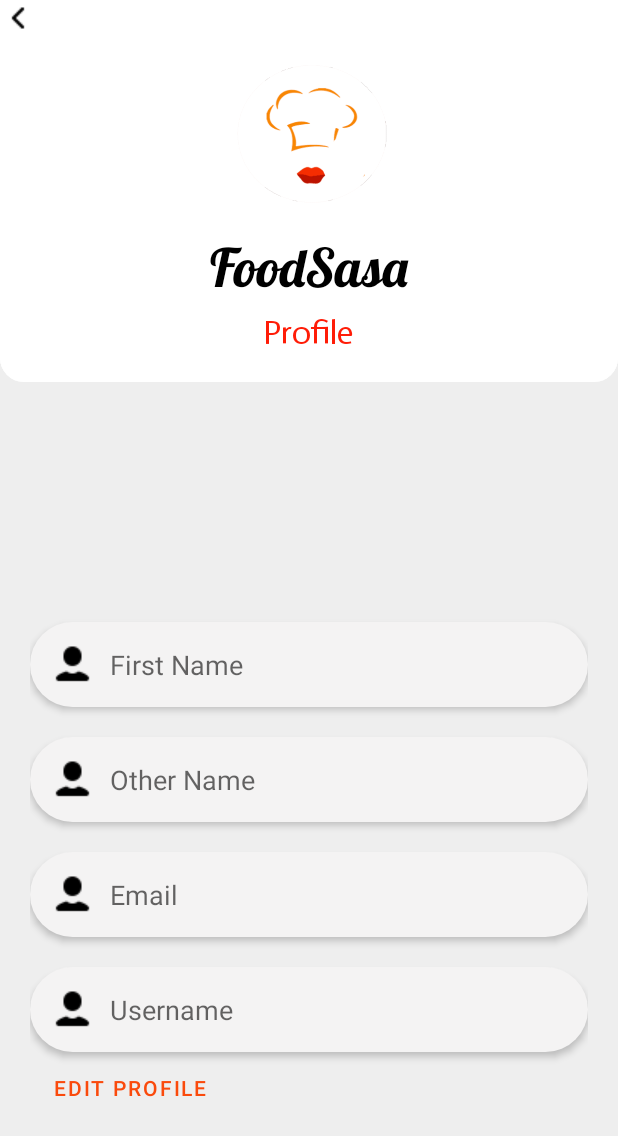
After one commit to kitili/BOOK_A_MEAL, an Android app: the ProfileActivity screen opened directly, with no data from a screen before it, on a phone screen of 412 x 824 dp. The commit adds this screen. Shown: the top 1136 px of the screen. Run offline under Robolectric (Android 15) with nearby library versions, the light colour scheme and no system bars; our stand-ins replace Picasso; pictures from the network do not load.

Commit message:
Added profile view for normal user

```diff
--- a/app/src/main/AndroidManifest.xml
+++ b/app/src/main/AndroidManifest.xml
@@ -12,6 +12,9 @@
         android:roundIcon="@mipmap/ic_launcher_round"
         android:supportsRtl="true"
         android:theme="@style/Theme.BookMeal">
+        <activity
+            android:name=".Authentication.ProfileActivity"
+            android:exported="true" />
         <activity
             android:name=".Admin.OrderListActivity"
             android:exported="true" />
--- /dev/null
+++ b/app/src/main/java/com/moringaschool/bookmeal/Authentication/ProfileActivity.java
@@ -0,0 +1,57 @@
+package com.moringaschool.bookmeal.Authentication;
+
+import androidx.appcompat.app.AppCompatActivity;
+
+import android.content.Intent;
+import android.os.Bundle;
+import android.util.Log;
+import android.widget.EditText;
+import android.widget.ImageView;
+
+import com.moringaschool.bookmeal.Data;
+import com.moringaschool.bookmeal.R;
+import com.moringaschool.bookmeal.Tokens;
+import com.squareup.picasso.Picasso;
+
+public class ProfileActivity extends AppCompatActivity {
+Data data;
+ImageView profile_image;
+EditText profile_first_name,profile_other_name,profile_username,profile_email;
+    @Override
+    protected void onCreate(Bundle savedInstanceState) {
+        super.onCreate(savedInstanceState);
+        setContentView(R.layout.activity_profile);
+        //get the login details
+        Intent intent = getIntent();
+        if(intent.getExtras()!=null) {
+            //hooks
+            profile_image=findViewById(R.id.profile_photo);
+            profile_username=findViewById(R.id.proflie_username);
+            profile_first_name=findViewById(R.id.proflie_first_name);
+            profile_other_name=findViewById(R.id.proflie_other_name);
+            profile_email=findViewById(R.id.proflie_email);
+            //get the data object from the intent
+            data = (Data) getIntent().getSerializableExtra("data");
+            Tokens token = data.getTokens();
+            String firstName = (String) data.getFirstName();
+            String otherName = (String) data.getOtherName();
+            String email = (String) data.getEmail();
+            String username = (String) data.getUsername();
+            String image = (String) data.getUserImage();
+             image="https://bookameal.herokuapp.com"+image;
+            String TAG = "MyActivity";
+            Log.i(TAG,image);
+            //set the obtained data to respective text on the view
+            Picasso.get().load(image).into(profile_image);
+            profile_first_name.setText(firstName);
+            profile_other_name.setText(otherName);
+            profile_email.setText(email);
+            profile_username.setText(username);
+
+        }
+        else{
+            //redirect to login
+
+        }
+    }
+}
--- a/app/src/main/java/com/moringaschool/bookmeal/UI/MainActivity.java
+++ b/app/src/main/java/com/moringaschool/bookmeal/UI/MainActivity.java
@@ -32,6 +32,7 @@ import com.google.android.material.navigation.NavigationView;
 import com.google.android.material.textfield.TextInputEditText;
 import com.google.android.material.textfield.TextInputLayout;
 import com.moringaschool.bookmeal.Authentication.LoginActivity;
+import com.moringaschool.bookmeal.Authentication.ProfileActivity;
 import com.moringaschool.bookmeal.Authentication.RegisterActivity;
 import com.moringaschool.bookmeal.Data;
 import com.moringaschool.bookmeal.LoginResponse;
@@ -60,6 +61,7 @@ public class MainActivity extends AppCompatActivity implements NavigationView.On
     FoodAdapter.RecyclerViewClickListener listener;
     TextInputEditText food_search;
     Button order;
+    Data data;
     //shared preference
     public static final String MyPREFERENCES = "MyPrefs" ;
     public static final String Username = "usernameKey";
@@ -97,7 +99,7 @@ public class MainActivity extends AppCompatActivity implements NavigationView.On
         //get the login details
         Intent intent = getIntent();
         if(intent.getExtras()!=null) {
-            Data data= (Data) getIntent().getSerializableExtra("data");
+            data= (Data) getIntent().getSerializableExtra("data");
             Tokens token=data.getTokens();
 
             String logged_access_token=token.getAccess();
@@ -230,7 +232,8 @@ public class MainActivity extends AppCompatActivity implements NavigationView.On
                 startActivity(intent);
                 break;
             case R.id.nav_profile:
-                intent = new Intent(MainActivity.this, RegisterActivity.class);
+                intent = new Intent(MainActivity.this, ProfileActivity.class);
+                intent.putExtra("data", data);
                 startActivity(intent);
                 break;
             case R.id.nav_contact:
--- /dev/null
+++ b/app/src/main/res/drawable/edittext_bg.xml
@@ -0,0 +1,5 @@
+<?xml version="1.0" encoding="utf-8"?>
+<shape xmlns:android="http://schemas.android.com/apk/res/android">
+<solid android:color="#f4f3f3"/>
+    <corners android:radius="30dp"/>
+</shape>
--- /dev/null
+++ b/app/src/main/res/layout/activity_profile.xml
@@ -0,0 +1,143 @@
+<?xml version="1.0" encoding="utf-8"?>
+<ScrollView xmlns:android="http://schemas.android.com/apk/res/android"
+    xmlns:app="http://schemas.android.com/apk/res-auto"
+    xmlns:tools="http://schemas.android.com/tools"
+    android:layout_width="match_parent"
+    android:layout_height="match_parent"
+    android:background="@color/grey_bg">
+
+    <LinearLayout
+        android:layout_width="match_parent"
+        android:layout_height="wrap_content"
+        android:orientation="vertical">
+        <LinearLayout
+            android:layout_width="match_parent"
+            android:layout_height="wrap_content"
+            android:background="@color/white"
+            android:orientation="vertical">
+
+            <ImageView
+                android:id="@+id/back_btn"
+                android:layout_width="wrap_content"
+                android:layout_height="wrap_content"
+                android:src="@drawable/chevron_left" />
+        </LinearLayout>
+        <!--top bar-->
+        <LinearLayout
+            android:layout_width="match_parent"
+            android:layout_height="wrap_content"
+            android:orientation="vertical"
+            android:gravity="center"
+            android:background="@drawable/header_bg"
+            android:padding="0dp">
+
+            <ImageView
+                android:id="@+id/imageView2"
+                android:layout_width="160dp"
+                android:layout_height="120dp"
+                android:src="@drawable/ben"
+                />
+            <!--top bar-->
+            <LinearLayout
+                android:layout_width="match_parent"
+                android:layout_height="wrap_content"
+                android:orientation="vertical"
+                android:gravity="center"
+                android:background="@drawable/header_bg"
+                android:padding="12dp"
+                android:layout_marginBottom="0dp">
+                <TextView
+                    android:id="@+id/textView"
+                    android:layout_width="match_parent"
+                    android:layout_height="wrap_content"
+                    android:fontFamily="@font/lobster"
+                    android:text="@string/app_name"
+                    android:textAlignment="center"
+                    android:textColor="#000"
+                    android:textSize="35dp"
+                    android:gravity="center_horizontal" />
+
+                <TextView
+                    android:id="@+id/homeButton"
+                    android:layout_width="387dp"
+                    android:layout_height="42dp"
+                    android:gravity="center"
+                    android:fontFamily="@font/actor"
+                    android:background="@color/white"
+                    android:text="Profile"
+                    android:textColor="@color/orange"
+                    android:textSize="22sp"></TextView>
+
+            </LinearLayout>
+        </LinearLayout>
+        <!--Creating the menu grid button-->
+        <LinearLayout
+            android:layout_width="match_parent"
+            android:layout_height="wrap_content"
+            android:layout_margin="20dp"
+            android:orientation="vertical">
+            <ImageView
+                android:id="@+id/profile_photo"
+                android:layout_width="160dp"
+                android:layout_height="120dp"
+                android:layout_gravity="center"
+                />
+        <EditText
+            android:layout_width="match_parent"
+            android:layout_height="wrap_content"
+            android:id="@+id/proflie_first_name"
+            android:layout_marginTop="20dp"
+            android:padding="13dp"
+            android:hint="First Name"
+            android:drawableLeft="@drawable/icons8_person_30"
+            android:drawablePadding="10dp"
+            android:elevation="3dp"
+            android:background="@drawable/edittext_bg"/>
+            <EditText
+                android:layout_width="match_parent"
+                android:layout_height="wrap_content"
+                android:id="@+id/proflie_other_name"
+                android:layout_marginTop="20dp"
+                android:padding="13dp"
+                android:hint="Other Name"
+                android:drawableLeft="@drawable/icons8_person_30"
+                android:drawablePadding="10dp"
+                android:elevation="3dp"
+                android:background="@drawable/edittext_bg"/>
+
+            <EditText
+                android:layout_width="match_parent"
+                android:layout_height="wrap_content"
+                android:id="@+id/proflie_email"
+                android:layout_marginTop="20dp"
+                android:padding="13dp"
+                android:hint="Email"
+                android:drawableLeft="@drawable/icons8_person_30"
+                android:drawablePadding="10dp"
+                android:elevation="3dp"
+                android:background="@drawable/edittext_bg"/>
+
+            <EditText
+                android:layout_width="match_parent"
+                android:layout_height="wrap_content"
+                android:id="@+id/proflie_username"
+                android:layout_marginTop="20dp"
+                android:padding="13dp"
+                android:hint="Username"
+                android:drawableLeft="@drawable/icons8_person_30"
+                android:drawablePadding="10dp"
+                android:elevation="3dp"
+                android:background="@drawable/edittext_bg"/>
+            <Button
+                android:id="@+id/backLogin"
+                android:layout_width="wrap_content"
+                android:layout_height="wrap_content"
+                android:background="@android:color/transparent"
+                android:text="Edit Profile"
+                android:elevation="0dp"
+                android:textColor="#FA4A0C"/>
+
+        </LinearLayout>
+    </LinearLayout>
+
+</ScrollView>
```
Also changed, not shown: app/src/main/res/drawable/icons8_person_30.png (added).
